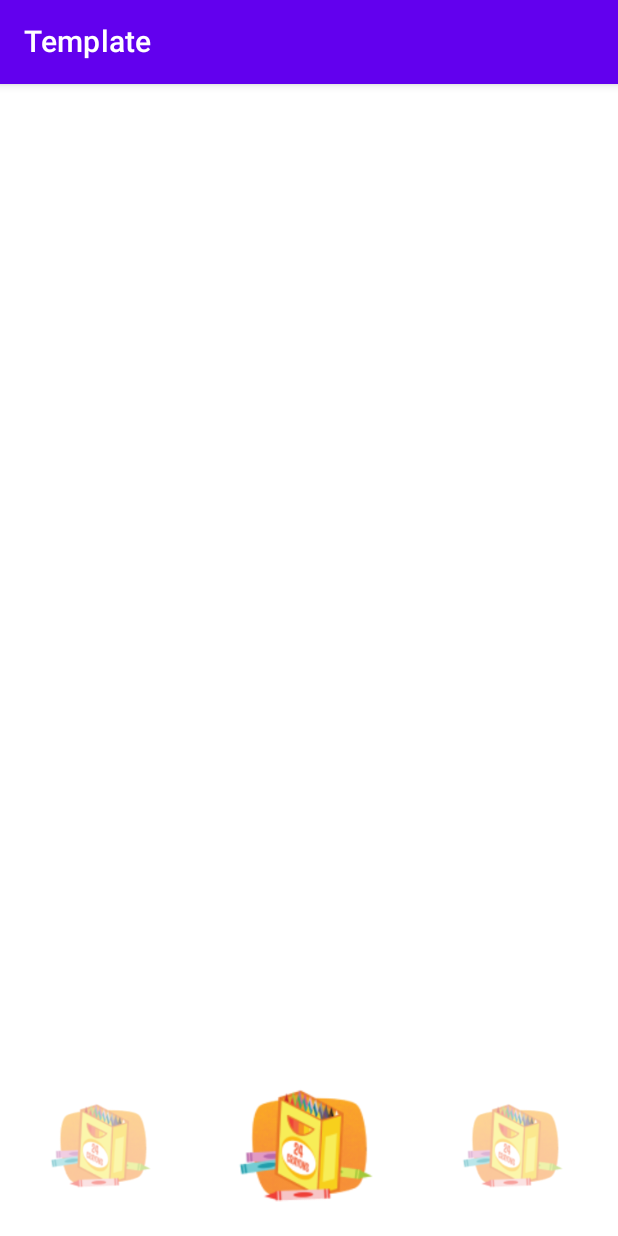
After one commit to stevetripp/Template, an Android app built with Jetpack Compose: the composable NavigationPagerScreen shown on its own in the app's theme, on a phone screen of 412 x 824 dp. The commit adds this screen. Run offline under Robolectric (Android 15) with nearby library versions, the phone set to English and light mode, and no system bars; our stand-ins replace accompanist.

Commit message:
Update NavigationPager

```diff
--- /dev/null
+++ b/app/src/main/java/com/example/template/ui/screen/NavigationPagerScreen.kt
@@ -0,0 +1,148 @@
+package com.example.template.ui.screen
+
+import android.content.res.Configuration
+import android.util.Log
+import androidx.activity.compose.BackHandler
+import androidx.compose.foundation.Image
+import androidx.compose.foundation.clickable
+import androidx.compose.foundation.layout.Box
+import androidx.compose.foundation.layout.BoxWithConstraints
+import androidx.compose.foundation.layout.BoxWithConstraintsScope
+import androidx.compose.foundation.layout.PaddingValues
+import androidx.compose.foundation.layout.aspectRatio
+import androidx.compose.foundation.layout.fillMaxHeight
+import androidx.compose.foundation.layout.fillMaxSize
+import androidx.compose.foundation.layout.height
+import androidx.compose.material.Scaffold
+import androidx.compose.runtime.Composable
+import androidx.compose.runtime.LaunchedEffect
+import androidx.compose.runtime.rememberCoroutineScope
+import androidx.compose.runtime.snapshotFlow
+import androidx.compose.ui.Alignment
+import androidx.compose.ui.Modifier
+import androidx.compose.ui.graphics.graphicsLayer
+import androidx.compose.ui.graphics.painter.Painter
+import androidx.compose.ui.res.painterResource
+import androidx.compose.ui.tooling.preview.Preview
+import androidx.compose.ui.unit.dp
+import com.example.template.AppBar
+import com.example.template.Nav
+import com.example.template.R
+import com.example.template.ui.theme.AppTheme
+import com.google.accompanist.pager.HorizontalPager
+import com.google.accompanist.pager.calculateCurrentOffsetForPage
+import com.google.accompanist.pager.rememberPagerState
+import com.google.android.material.math.MathUtils
+import kotlinx.coroutines.flow.collect
+import kotlinx.coroutines.launch
+import kotlin.math.absoluteValue
+
+@Composable
+fun NavigationPagerScreen(nav: Nav, onBack: () -> Unit) {
+    BackHandler(onBack = onBack)
+    Scaffold(topBar = { AppBar(nav, onBack) }) {
+        BoxWithConstraints(
+            modifier = Modifier
+                .fillMaxSize(),
+            contentAlignment = Alignment.BottomCenter
+        ) {
+            NavigationPager(
+                items = listOf(
+                    NavigationItem(painterResource(id = R.drawable.coloring_book)),
+                    NavigationItem(painterResource(id = R.drawable.coloring_book)),
+                    NavigationItem(painterResource(id = R.drawable.coloring_book)),
+                    NavigationItem(painterResource(id = R.drawable.coloring_book)),
+                    NavigationItem(painterResource(id = R.drawable.coloring_book)),
+                ),
+                initialItemInFocus = 1,
+                onItemFocused = { Log.i("SMT", "onItemFocused: $it") },
+                onItemSelected = { Log.i("SMT", "onItemSelected: $it") },
+            )
+        }
+    }
+}
+
+@Composable
+private fun BoxWithConstraintsScope.NavigationItem(painter: Painter, modifier: Modifier = Modifier): @Composable () -> Unit {
+    return {
+        Image(
+            painter = painter,
+            contentDescription = null,
+            modifier = Modifier
+                .align(Alignment.Center)
+                .fillMaxSize()
+        )
+    }
+}
+
+@Composable
+private fun BoxWithConstraintsScope.NavigationPager(
+    items: List<@Composable () -> Unit>,
+    initialItemInFocus: Int,
+    modifier: Modifier = Modifier,
+    onItemFocused: (index: Int) -> Unit,
+    onItemSelected: (index: Int) -> Unit,
+) {
+    val pagerState = rememberPagerState(initialItemInFocus)
+
+    LaunchedEffect(pagerState) {
+        snapshotFlow { pagerState.currentPage }.collect() {
+            onItemFocused(it)
+        }
+    }
+
+    val coroutineScope = rememberCoroutineScope()
+    HorizontalPager(
+        modifier = modifier
+            .height(120.dp),
+        count = items.size,
+        state = pagerState,
+        contentPadding = PaddingValues(horizontal = maxWidth / 3)
+    ) { page ->
+        // Our page content
+        Box(
+            Modifier
+                .fillMaxHeight(0.8f)
+                .aspectRatio(1.0f, true)
+                .graphicsLayer {
+                    // Calculate the absolute offset for the current page from the
+                    // scroll position. We use the absolute value which allows us to mirror
+                    // any effects for both directions
+                    val pageOffset = calculateCurrentOffsetForPage(page).absoluteValue
+                    val percentage = pageOffset.coerceIn(0f, 2f) / 2f
+
+                    // We animate the scaleX + scaleY, between 85% and 100%
+                    MathUtils
+                        .lerp(1f, .5f, percentage)
+                        .also { scale ->
+                            scaleX = scale
+                            scaleY = scale
+                        }
+
+                    // We animate the alpha, between 50% and 100%
+                    alpha = MathUtils.lerp(1f, .0f, percentage)
+                }
+                .clickable {
+                    Log.i(
+                        "SMT", """
+                        |page: $page
+                        |currentPage: ${pagerState.currentPage}""".trimIndent()
+                    )
+                    if (page != pagerState.currentPage) {
+                        coroutineScope.launch { pagerState.animateScrollToPage(page) }
+                    } else {
+                        onItemSelected(page)
+                    }
+                }
+        ) {
+            items[page].invoke()
+        }
+    }
+}
+
+@Preview(group = "Light", uiMode = Configuration.UI_MODE_NIGHT_NO or Configuration.UI_MODE_TYPE_NORMAL, showBackground = true)
+@Preview(group = "Dark", uiMode = Configuration.UI_MODE_NIGHT_YES or Configuration.UI_MODE_TYPE_NORMAL, showBackground = true)
+@Composable
+private fun NavigationPagerScreenPreview() {
+    AppTheme { NavigationPagerScreen(nav = Nav.PAGER, onBack = {}) }
+}
--- a/app/src/main/java/com/example/template/ui/screen/Pager.kt
+++ b/app/src/main/java/com/example/template/ui/screen/PagerScreen.kt
@@ -15,14 +15,12 @@ import androidx.compose.ui.unit.dp
 import com.example.template.AppBar
 import com.example.template.Nav
 import com.example.template.ui.theme.AppTheme
-import com.google.accompanist.pager.ExperimentalPagerApi
 import com.google.accompanist.pager.HorizontalPager
 import com.google.accompanist.pager.HorizontalPagerIndicator
 import com.google.accompanist.pager.rememberPagerState
 
-@OptIn(ExperimentalPagerApi::class)
 @Composable
-fun Pager(nav: Nav, onBack: () -> Unit) {
+fun PagerScreen(nav: Nav, onBack: () -> Unit) {
     BackHandler(onBack = onBack)
     Scaffold(topBar = { AppBar(nav, onBack) }) {
         val pagerState = rememberPagerState()
@@ -50,5 +48,5 @@ fun Pager(nav: Nav, onBack: () -> Unit) {
 @Preview(group = "Dark", uiMode = Configuration.UI_MODE_NIGHT_YES or Configuration.UI_MODE_TYPE_NORMAL, showBackground = true)
 @Composable
 private fun PagerPreview() {
-    AppTheme { Pager(nav = Nav.PAGER, onBack = {}) }
+    AppTheme { PagerScreen(nav = Nav.PAGER, onBack = {}) }
 }
--- a/app/src/main/java/com/example/template/ui/screen/PanningZooming.kt
+++ b/app/src/main/java/com/example/template/ui/screen/PanningZoomingScreen.kt
@@ -43,7 +43,7 @@ import com.example.template.ui.composable.PanAndZoom
 import com.example.template.ui.theme.AppTheme
 
 @Composable
-fun PanningZooming(nav: Nav, onBack: () -> Unit) {
+fun PanningZoomingScreen(nav: Nav, onBack: () -> Unit) {
     BackHandler(onBack = onBack)
     Scaffold(topBar = { AppBar(nav, onBack) }) {
 
@@ -54,7 +54,6 @@ fun PanningZooming(nav: Nav, onBack: () -> Unit) {
     }
 }
 
-@OptIn(ExperimentalComposeUiApi::class)
 @Composable
 fun CanvasCard(pageImage: ImageBitmap) {
 
```
Also changed, not shown: app/build.gradle.kts (+7 -9 lines), app/src/main/java/com/example/template/MainActivity.kt (+20 -20 lines), app/src/main/java/com/example/template/ui/screen/AnimatedGestureScreen.kt (renamed from app/src/main/java/com/example/template/ui/screen/AnimatedGesture.kt, +3 -6 lines), app/src/main/java/com/example/template/ui/screen/BottomSheetScreen.kt (renamed from app/src/main/java/com/example/template/ui/screen/BottomSheet.kt, +11 -3 lines), app/src/main/java/com/example/template/ui/screen/HomeScreen.kt (renamed from app/src/main/java/com/example/template/ui/screen/Home.kt, +11 -1 lines), app/src/main/java/com/example/template/ui/screen/NavigationPager.kt (deleted, +0 -102 lines), app/src/main/java/com/example/template/ui/screen/SnackbarScreen.kt (renamed from app/src/main/java/com/example/template/ui/screen/Snackbar.kt, +11 -1 lines), app/src/main/java/com/example/template/ui/screen/SwipableScreen.kt (renamed from app/src/main/java/com/example/template/ui/screen/Swipable.kt, +11 -3 lines), app/src/main/java/com/example/template/ui/theme/Theme.kt (+1 -7 lines), gradle/libs.versions.toml (+4 -3 lines), app/src/main/res/drawable/coloring_book.png (added), gradle/wrapper/gradle-wrapper.properties.
